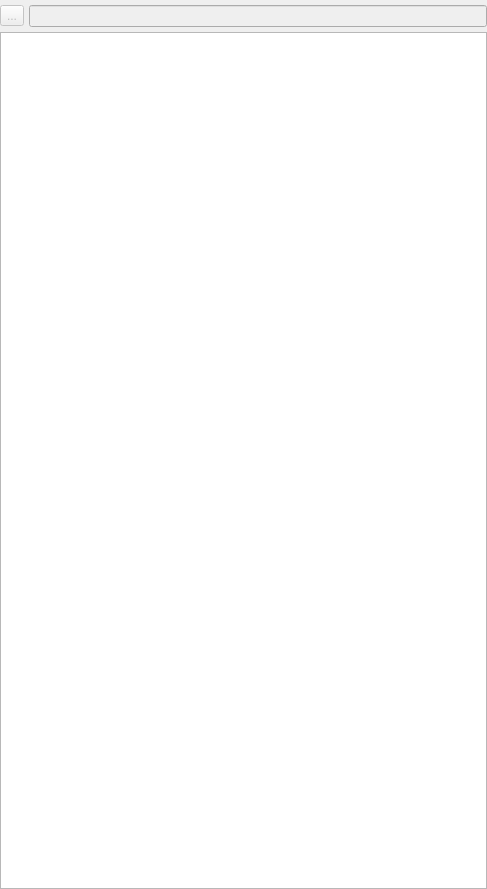
Old version of the form ui/a2ctrl/a2module_list.ui in the repository ewerybody/a2.
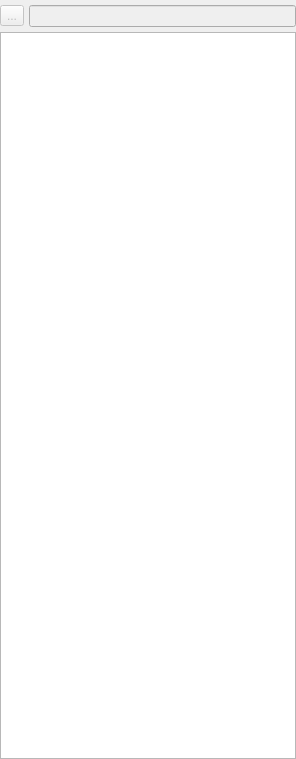
New version of the form.

What changed in the file:
```diff
--- a/ui/a2ctrl/a2module_list.ui
+++ b/ui/a2ctrl/a2module_list.ui
@@ -6,8 +6,8 @@
    <rect>
     <x>0</x>
     <y>0</y>
-    <width>487</width>
-    <height>889</height>
+    <width>296</width>
+    <height>759</height>
    </rect>
   </property>
   <property name="windowTitle">
@@ -54,19 +54,16 @@
     </layout>
    </item>
    <item>
-    <widget class="QListWidget" name="list_widget">
+    <widget class="QListWidget" name="a2module_list_widget">
+     <property name="horizontalScrollBarPolicy">
+      <enum>Qt::ScrollBarAlwaysOff</enum>
+     </property>
      <property name="alternatingRowColors">
       <bool>true</bool>
      </property>
      <property name="selectionMode">
       <enum>QAbstractItemView::ExtendedSelection</enum>
      </property>
-     <property name="iconSize">
-      <size>
-       <width>32</width>
-       <height>32</height>
-      </size>
-     </property>
      <property name="sortingEnabled">
       <bool>true</bool>
      </property>
```
